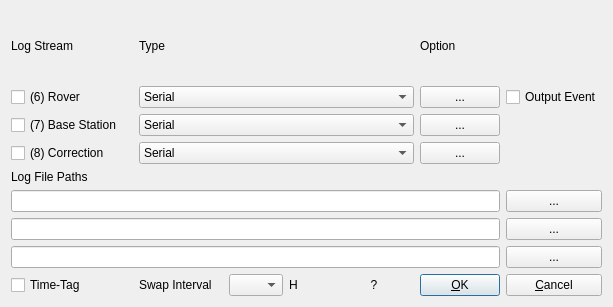
The window that app/qtapp/rtknavi_qt/logstrdlg.ui (lhuisman/myRTKLIB) describes before a commit, drawn with Qt 5.
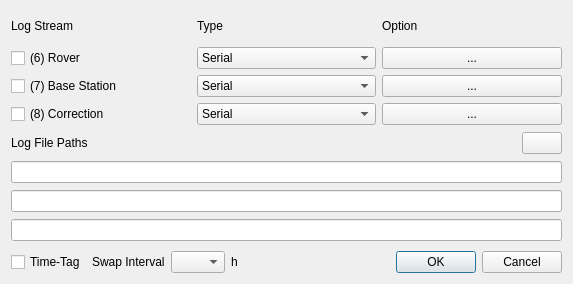
The same window after the commit. Icons and pictures are not drawn.

```diff
--- a/app/qtapp/rtknavi_qt/logstrdlg.ui
+++ b/app/qtapp/rtknavi_qt/logstrdlg.ui
@@ -6,152 +6,30 @@
    <rect>
     <x>0</x>
     <y>0</y>
-    <width>613</width>
-    <height>307</height>
+    <width>573</width>
+    <height>284</height>
    </rect>
   </property>
   <property name="windowTitle">
    <string>Log Streams</string>
   </property>
-  <property name="toolTip">
-   <string/>
-  </property>
   <layout class="QGridLayout" name="gridLayout">
-   <item row="0" column="2" colspan="3">
-    <widget class="QLabel" name="Label5">
-     <property name="toolTip">
-      <string/>
-     </property>
-     <property name="text">
-      <string>Type</string>
-     </property>
-    </widget>
-   </item>
-   <item row="1" column="0" colspan="2">
-    <widget class="QCheckBox" name="cBStream1C">
-     <property name="toolTip">
-      <string>Enable rover data stream logging</string>
-     </property>
-     <property name="text">
-      <string>(6) Rover</string>
-     </property>
-    </widget>
-   </item>
-   <item row="0" column="7">
-    <widget class="QLabel" name="Label6">
-     <property name="toolTip">
-      <string/>
-     </property>
-     <property name="text">
-      <string>Option</string>
-     </property>
-    </widget>
-   </item>
-   <item row="2" column="2" colspan="5">
-    <widget class="QComboBox" name="cBStream2">
-     <property name="toolTip">
-      <string>Select log stream type for base station</string>
-     </property>
+   <item row="2" column="0">
+    <widget class="QWidget" name="widget_3" native="true">
+     <layout class="QHBoxLayout" name="horizontalLayout">
+      <property name="leftMargin">
+       <number>0</number>
+      </property>
+      <property name="topMargin">
+       <number>0</number>
+      </property>
+      <property name="rightMargin">
+       <number>0</number>
+      </property>
+      <property name="bottomMargin">
+       <number>0</number>
+      </property>
      <item>
-      <property name="text">
-       <string>Serial</string>
-      </property>
-     </item>
-     <item>
-      <property name="text">
-       <string>TCP Client</string>
-      </property>
-     </item>
-     <item>
-      <property name="text">
-       <string>TCP Server</string>
-      </property>
-     </item>
-     <item>
-      <property name="text">
-       <string>NTRIP Server</string>
-      </property>
-     </item>
-     <item>
-      <property name="text">
-       <string>NTRIP Caster</string>
-      </property>
-     </item>
-     <item>
-      <property name="text">
-       <string>File</string>
-      </property>
-     </item>
-    </widget>
-   </item>
-   <item row="3" column="2" colspan="5">
-    <widget class="QComboBox" name="cBStream3">
-     <property name="toolTip">
-      <string>Select log stream type for correction data</string>
-     </property>
-     <item>
-      <property name="text">
-       <string>Serial</string>
-      </property>
-     </item>
-     <item>
-      <property name="text">
-       <string>TCP Client</string>
-      </property>
-     </item>
-     <item>
-      <property name="text">
-       <string>TCP Server</string>
-      </property>
-     </item>
-     <item>
-      <property name="text">
-       <string>NTRIP Server</string>
-      </property>
-     </item>
-     <item>
-      <property name="text">
-       <string>NTRIP Caster</string>
-      </property>
-     </item>
-     <item>
-      <property name="text">
-       <string>File</string>
-      </property>
-     </item>
-    </widget>
-   </item>
-   <item row="3" column="7">
-    <widget class="QPushButton" name="btnStream3">
-     <property name="toolTip">
-      <string>Select options for the correction log data stream</string>
-     </property>
-     <property name="text">
-      <string>...</string>
-     </property>
-    </widget>
-   </item>
-   <item row="2" column="7">
-    <widget class="QPushButton" name="btnStream2">
-     <property name="toolTip">
-      <string>Select options for the base station log data stream</string>
-     </property>
-     <property name="text">
-      <string>...</string>
-     </property>
-    </widget>
-   </item>
-   <item row="1" column="7">
-    <widget class="QPushButton" name="btnStream1">
-     <property name="toolTip">
-      <string>Select options for the rover log data stream</string>
-     </property>
-     <property name="text">
-      <string>...</string>
-     </property>
-    </widget>
-   </item>
-   <item row="8" column="0">
     <widget class="QCheckBox" name="cBTimeTag">
      <property name="toolTip">
       <string>Generate time-tags</string>
@@ -161,276 +39,357 @@
      </property>
     </widget>
    </item>
-   <item row="2" column="0" colspan="2">
-    <widget class="QCheckBox" name="cBStream2C">
+      <item>
+       <widget class="QLabel" name="lblSwapInterval">
+        <property name="text">
+         <string>Swap Interval</string>
+        </property>
+       </widget>
+      </item>
+      <item>
+       <widget class="QComboBox" name="cBSwapInterval">
      <property name="toolTip">
-      <string>Enable base station data stream logging</string>
-     </property>
+         <string>Select swap interval for output data. Use specific keys (see &quot;?&quot; button) in the file path to generate unique filenames.</string>
+        </property>
+        <item>
      <property name="text">
-      <string>(7) Base Station</string>
-     </property>
-    </widget>
-   </item>
-   <item row="3" column="0" colspan="2">
-    <widget class="QCheckBox" name="cBStream3C">
+          <string/>
+         </property>
+        </item>
+        <item>
+         <property name="text">
+          <string>0.25</string>
+         </property>
+        </item>
+        <item>
+         <property name="text">
+          <string>0.5</string>
+         </property>
+        </item>
+        <item>
+         <property name="text">
+          <string>1</string>
+         </property>
+        </item>
+        <item>
+         <property name="text">
+          <string>3</string>
+         </property>
+        </item>
+        <item>
+         <property name="text">
+          <string>6</string>
+         </property>
+        </item>
+        <item>
+         <property name="text">
+          <string>12</string>
+         </property>
+        </item>
+        <item>
+         <property name="text">
+          <string>24</string>
+         </property>
+        </item>
+       </widget>
+      </item>
+      <item>
+       <widget class="QLabel" name="lblH">
      <property name="toolTip">
-      <string>Enable correction data stream logging</string>
+         <string/>
      </property>
      <property name="text">
-      <string>(8) Correction</string>
+         <string>h</string>
      </property>
     </widget>
    </item>
-   <item row="4" column="0">
+     </layout>
+    </widget>
+   </item>
+   <item row="1" column="0" colspan="2">
+    <widget class="QWidget" name="widget_2" native="true">
+     <layout class="QGridLayout" name="gridLayout_3">
+      <property name="leftMargin">
+       <number>0</number>
+      </property>
+      <property name="topMargin">
+       <number>0</number>
+      </property>
+      <property name="rightMargin">
+       <number>0</number>
+      </property>
+      <property name="bottomMargin">
+       <number>0</number>
+      </property>
+      <item row="0" column="0">
     <widget class="QLabel" name="lblF1">
+        <property name="text">
+         <string>Log File Paths</string>
+        </property>
+       </widget>
+      </item>
+      <item row="0" column="1">
+       <widget class="QPushButton" name="btnKey">
      <property name="sizePolicy">
-      <sizepolicy hsizetype="Preferred" vsizetype="Fixed">
+         <sizepolicy hsizetype="Fixed" vsizetype="Fixed">
        <horstretch>0</horstretch>
        <verstretch>0</verstretch>
       </sizepolicy>
      </property>
      <property name="toolTip">
-      <string/>
-     </property>
-     <property name="text">
-      <string>Log File Paths</string>
+         <string>Show placeholder keys</string>
+        </property>
+        <property name="icon">
+         <iconset resource="../icon/resources.qrc">
+          <normaloff>:/buttons/key</normaloff>:/buttons/key</iconset>
      </property>
     </widget>
    </item>
-   <item row="0" column="0" colspan="2">
-    <widget class="QLabel" name="Label10">
-     <property name="toolTip">
-      <string/>
-     </property>
-     <property name="text">
-      <string>Log Stream</string>
-     </property>
-    </widget>
-   </item>
-   <item row="1" column="2" colspan="5">
-    <widget class="QComboBox" name="cBStream1">
-     <property name="toolTip">
-      <string>Select log stream type for rover</string>
-     </property>
-     <item>
-      <property name="text">
-       <string>Serial</string>
-      </property>
-     </item>
-     <item>
-      <property name="text">
-       <string>TCP Client</string>
-      </property>
-     </item>
-     <item>
-      <property name="text">
-       <string>TCP Server</string>
-      </property>
-     </item>
-     <item>
-      <property name="text">
-       <string>NTRIP Server</string>
-      </property>
-     </item>
-     <item>
-      <property name="text">
-       <string>NTRIP Caster</string>
-      </property>
-     </item>
-     <item>
-      <property name="text">
-       <string>File</string>
-      </property>
-     </item>
-    </widget>
-   </item>
-   <item row="1" column="8">
-    <widget class="QCheckBox" name="cBOutputEvent">
-     <property name="text">
-      <string>Output Event</string>
-     </property>
-    </widget>
-   </item>
-   <item row="5" column="8">
-    <widget class="QPushButton" name="btnFile1">
-     <property name="toolTip">
-      <string>Select rover log data file</string>
-     </property>
-     <property name="text">
-      <string>...</string>
-     </property>
-    </widget>
-   </item>
-   <item row="6" column="8">
-    <widget class="QPushButton" name="btnFile2">
-     <property name="toolTip">
-      <string>Select base station log data file</string>
-     </property>
-     <property name="text">
-      <string>...</string>
-     </property>
-    </widget>
-   </item>
-   <item row="7" column="8">
-    <widget class="QPushButton" name="btnFile3">
-     <property name="toolTip">
-      <string>Select correction log data file</string>
-     </property>
-     <property name="text">
-      <string>...</string>
-     </property>
-    </widget>
-   </item>
-   <item row="5" column="0" colspan="8">
+      <item row="1" column="0" colspan="2">
     <widget class="QLineEdit" name="lEFilePath1">
      <property name="toolTip">
       <string>Specify file name for rover log data</string>
      </property>
     </widget>
    </item>
-   <item row="6" column="0" colspan="8">
+      <item row="2" column="0" colspan="2">
     <widget class="QLineEdit" name="lEFilePath2">
      <property name="toolTip">
       <string>Specify file name for base station log data</string>
      </property>
     </widget>
    </item>
-   <item row="7" column="0" colspan="8">
+      <item row="3" column="0" colspan="2">
     <widget class="QLineEdit" name="lEFilePath3">
      <property name="toolTip">
       <string>Specify file name for correction log data</string>
      </property>
     </widget>
    </item>
-   <item row="8" column="8">
-    <widget class="QPushButton" name="btnCancel">
+     </layout>
+    </widget>
+   </item>
+   <item row="2" column="1">
+    <widget class="QDialogButtonBox" name="buttonBox">
+     <property name="standardButtons">
+      <set>QDialogButtonBox::Cancel|QDialogButtonBox::Ok</set>
+     </property>
+    </widget>
+   </item>
+   <item row="0" column="0" colspan="2">
+    <widget class="QWidget" name="widget" native="true">
+     <layout class="QGridLayout" name="gridLayout_2">
+      <property name="leftMargin">
+       <number>0</number>
+      </property>
+      <property name="topMargin">
+       <number>0</number>
+      </property>
+      <property name="rightMargin">
+       <number>0</number>
+      </property>
+      <property name="bottomMargin">
+       <number>0</number>
+      </property>
+      <item row="1" column="0">
+       <widget class="QCheckBox" name="cBStream1C">
      <property name="toolTip">
-      <string/>
+         <string>Enable rover data stream logging</string>
      </property>
      <property name="text">
-      <string>&amp;Cancel</string>
+         <string>(6) Rover</string>
      </property>
     </widget>
    </item>
-   <item row="8" column="7">
-    <widget class="QPushButton" name="btnOk">
-     <property name="toolTip">
-      <string/>
-     </property>
+      <item row="0" column="0">
+       <widget class="QLabel" name="lblLogStream">
+        <property name="text">
+         <string>Log Stream</string>
+        </property>
+       </widget>
+      </item>
+      <item row="0" column="1">
+       <widget class="QLabel" name="lblLogType">
      <property name="text">
-      <string>&amp;OK</string>
-     </property>
-     <property name="autoDefault">
-      <bool>true</bool>
-     </property>
-     <property name="default">
-      <bool>true</bool>
+         <string>Type</string>
+        </property>
+       </widget>
+      </item>
+      <item row="2" column="0">
+       <widget class="QCheckBox" name="cBStream2C">
+        <property name="toolTip">
+         <string>Enable base station data stream logging</string>
+        </property>
+        <property name="text">
+         <string>(7) Base Station</string>
      </property>
     </widget>
    </item>
-   <item row="8" column="6">
-    <widget class="QPushButton" name="btnKey">
+      <item row="0" column="2">
+       <widget class="QLabel" name="lblLogOption">
+        <property name="text">
+         <string>Option</string>
+        </property>
+       </widget>
+      </item>
+      <item row="3" column="0">
+       <widget class="QCheckBox" name="cBStream3C">
      <property name="toolTip">
-      <string/>
+         <string>Enable correction data stream logging</string>
      </property>
      <property name="text">
-      <string>?</string>
-     </property>
-     <property name="flat">
-      <bool>true</bool>
-     </property>
-    </widget>
-   </item>
-   <item row="8" column="5">
-    <widget class="QLabel" name="lblH">
+         <string>(8) Correction</string>
+        </property>
+       </widget>
+      </item>
+      <item row="1" column="1">
+       <widget class="QComboBox" name="cBStream1">
      <property name="toolTip">
-      <string/>
-     </property>
+         <string>Select log stream type for rover</string>
+        </property>
+        <item>
      <property name="text">
-      <string>H</string>
-     </property>
-    </widget>
-   </item>
-   <item row="8" column="4">
-    <widget class="QComboBox" name="cBSwapInterval">
+          <string>Serial</string>
+         </property>
+        </item>
+        <item>
+         <property name="text">
+          <string>TCP Client</string>
+         </property>
+        </item>
+        <item>
+         <property name="text">
+          <string>TCP Server</string>
+         </property>
+        </item>
+        <item>
+         <property name="text">
+          <string>NTRIP Server</string>
+         </property>
+        </item>
+        <item>
+         <property name="text">
+          <string>NTRIP Caster</string>
+         </property>
+        </item>
+        <item>
+         <property name="text">
+          <string>File</string>
+         </property>
+        </item>
+       </widget>
+      </item>
+      <item row="2" column="1">
+       <widget class="QComboBox" name="cBStream2">
      <property name="toolTip">
-      <string>Select swap interval for output data. Use specific keys (see &quot;?&quot; button) in the file path to generate unique filenames.</string>
+         <string>Select log stream type for base station</string>
      </property>
      <item>
       <property name="text">
-       <string/>
+          <string>Serial</string>
       </property>
      </item>
      <item>
       <property name="text">
-       <string>0.25</string>
+          <string>TCP Client</string>
       </property>
      </item>
      <item>
       <property name="text">
-       <string>0.5</string>
+          <string>TCP Server</string>
       </property>
      </item>
      <item>
       <property name="text">
-       <string>1</string>
+          <string>NTRIP Server</string>
       </property>
      </item>
      <item>
       <property name="text">
-       <string>3</string>
+          <string>NTRIP Caster</string>
       </property>
      </item>
      <item>
       <property name="text">
-       <string>6</string>
-      </property>
-     </item>
+          <string>File</string>
+         </property>
+        </item>
+       </widget>
+      </item>
+      <item row="3" column="1">
+       <widget class="QComboBox" name="cBStream3">
+        <property name="toolTip">
+         <string>Select log stream type for correction data</string>
+        </property>
      <item>
       <property name="text">
-       <string>12</string>
+          <string>Serial</string>
       </property>
      </item>
      <item>
       <property name="text">
-       <string>24</string>
-      </property>
-     </item>
-    </widget>
-   </item>
-   <item row="8" column="2" colspan="2">
-    <widget class="QLabel" name="lblSwapInterval">
+          <string>TCP Client</string>
+         </property>
+        </item>
+        <item>
+         <property name="text">
+          <string>TCP Server</string>
+         </property>
+        </item>
+        <item>
+         <property name="text">
+          <string>NTRIP Server</string>
+         </property>
+        </item>
+        <item>
+         <property name="text">
+          <string>NTRIP Caster</string>
+         </property>
+        </item>
+        <item>
+         <property name="text">
+          <string>File</string>
+         </property>
+        </item>
+       </widget>
+      </item>
+      <item row="1" column="2">
+       <widget class="QPushButton" name="btnStream1">
      <property name="toolTip">
-      <string/>
+         <string>Select options for the rover log data stream</string>
      </property>
      <property name="text">
-      <string>Swap Interval</string>
+         <string>...</string>
      </property>
     </widget>
    </item>
-  </layout>
- </widget>
- <tabstops>
-  <tabstop>cBStream1C</tabstop>
-  <tabstop>cBStream1</tabstop>
-  <tabstop>btnStream1</tabstop>
-  <tabstop>cBOutputEvent</tabstop>
-  <tabstop>cBStream2C</tabstop>
-  <tabstop>cBStream2</tabstop>
-  <tabstop>btnStream2</tabstop>
-  <tabstop>cBStream3C</tabstop>
-  <tabstop>cBStream3</tabstop>
-  <tabstop>btnStream3</tabstop>
-  <tabstop>lEFilePath1</tabstop>
-  <tabstop>btnFile1</tabstop>
-  <tabstop>lEFilePath2</tabstop>
-  <tabstop>btnFile2</tabstop>
-  <tabstop>lEFilePath3</tabstop>
-  <tabstop>btnFile3</tabstop>
-  <tabstop>cBTimeTag</tabstop>
-  <tabstop>btnOk</tabstop>
-  <tabstop>btnCancel</tabstop>
- </tabstops>
- <resources/>
+      <item row="2" column="2">
+       <widget class="QPushButton" name="btnStream2">
+        <property name="toolTip">
+         <string>Select options for the base station log data stream</string>
+        </property>
+        <property name="text">
+         <string>...</string>
+        </property>
+       </widget>
+      </item>
+      <item row="3" column="2">
+       <widget class="QPushButton" name="btnStream3">
+        <property name="toolTip">
+         <string>Select options for the correction log data stream</string>
+        </property>
+        <property name="text">
+         <string>...</string>
+        </property>
+       </widget>
+      </item>
+     </layout>
+    </widget>
+   </item>
+  </layout>
+ </widget>
+ <resources>
+  <include location="../icon/resources.qrc"/>
+ </resources>
  <connections/>
 </ui>
```
Lines whose indentation alone changed are shown as unchanged.
